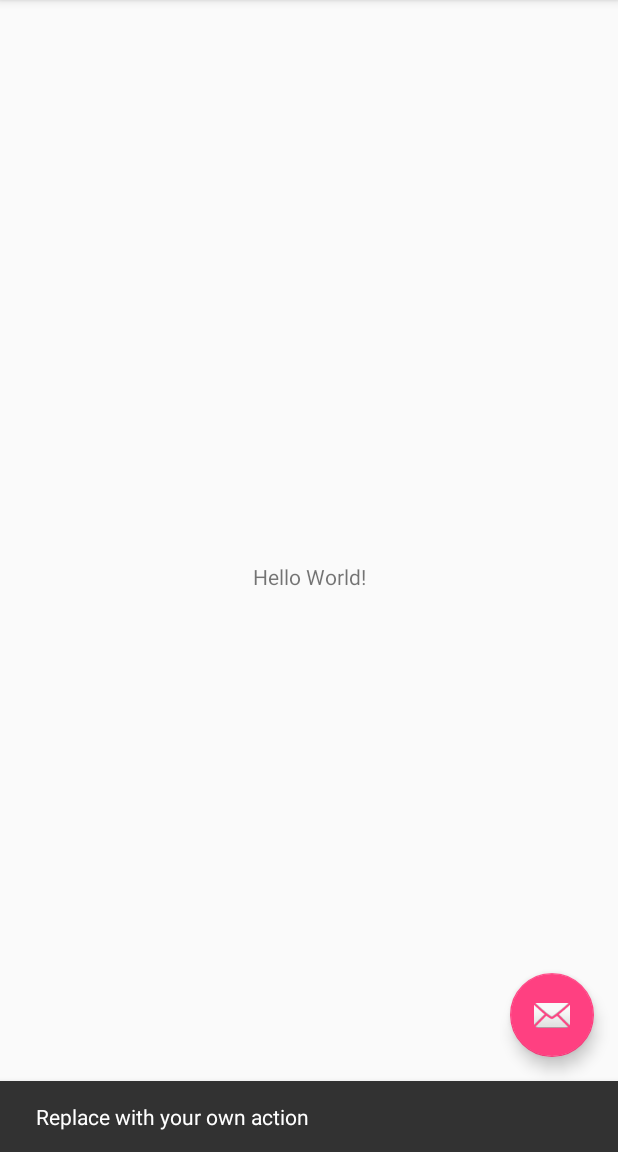
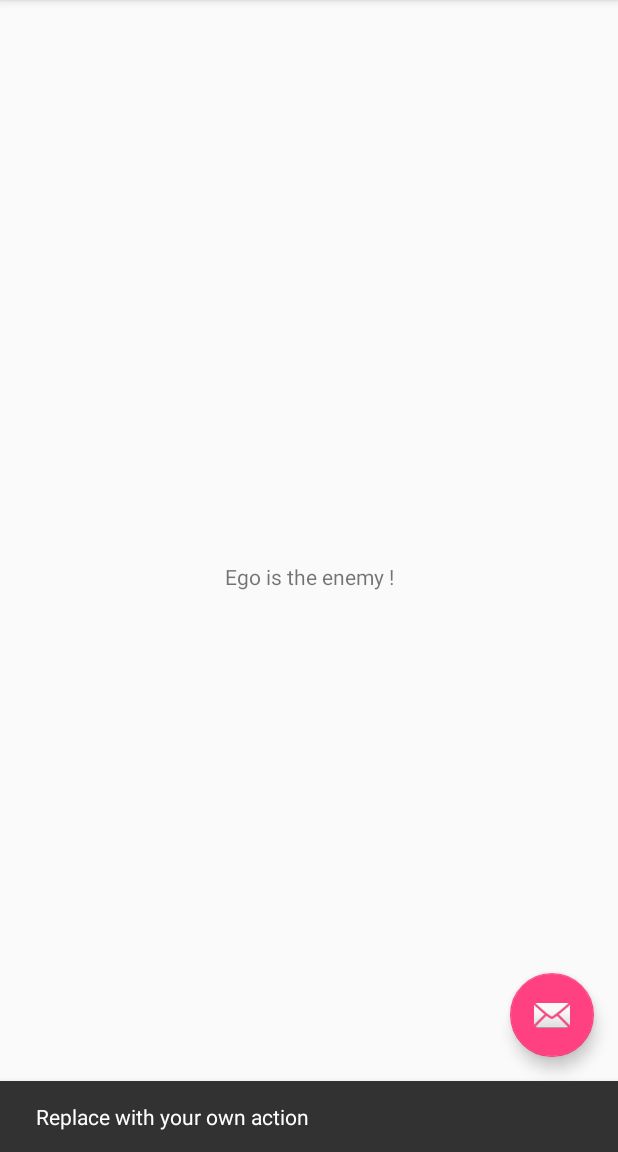
Before and after one commit to dlabalo/CourseraDragon410cGitHubExample, an Android app: the screen it shows after launch (GigHubExampleActivity), after a tap on an icon or button, on a phone screen of 412 x 824 dp, the part 84-1236 px from its top. Run offline under Robolectric (Android 15) with nearby library versions, the phone set to English and light mode, and no system bars.

Commit message:
Changed message.

```diff
--- a/app/src/main/res/layout/content_gig_hub_example.xml
+++ b/app/src/main/res/layout/content_gig_hub_example.xml
@@ -11,7 +11,7 @@
     <TextView
         android:layout_width="wrap_content"
         android:layout_height="wrap_content"
-        android:text="Hello World!"
+        android:text="Ego is the enemy !"
         app:layout_constraintBottom_toBottomOf="parent"
         app:layout_constraintLeft_toLeftOf="parent"
         app:layout_constraintRight_toRightOf="parent"
```
